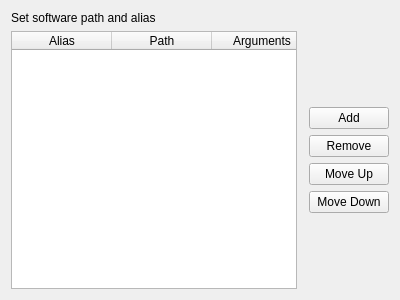
The window that resources/ui/TerminalSettingsForm.ui (Nickellick/serial-launchpad) describes before a commit, drawn with Qt 5.
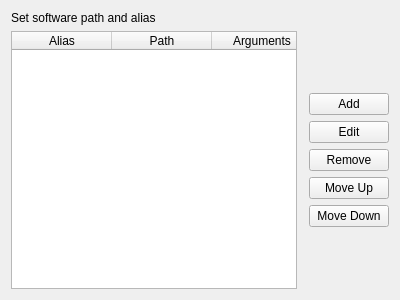
The same window after the commit.

```diff
--- a/resources/ui/TerminalSettingsForm.ui
+++ b/resources/ui/TerminalSettingsForm.ui
@@ -52,6 +52,13 @@
        </property>
       </widget>
      </item>
+     <item>
+      <widget class="QPushButton" name="pushButton_edit">
+       <property name="text">
+        <string>Edit</string>
+       </property>
+      </widget>
+     </item>
      <item>
       <widget class="QPushButton" name="pushButton_remove">
        <property name="text">
```
